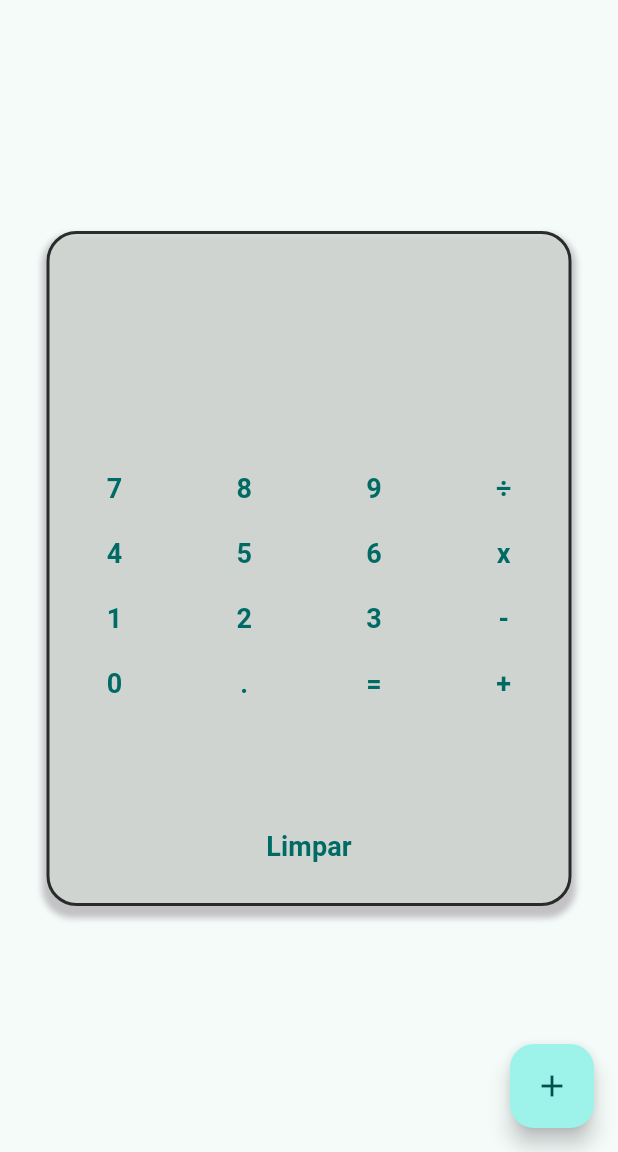
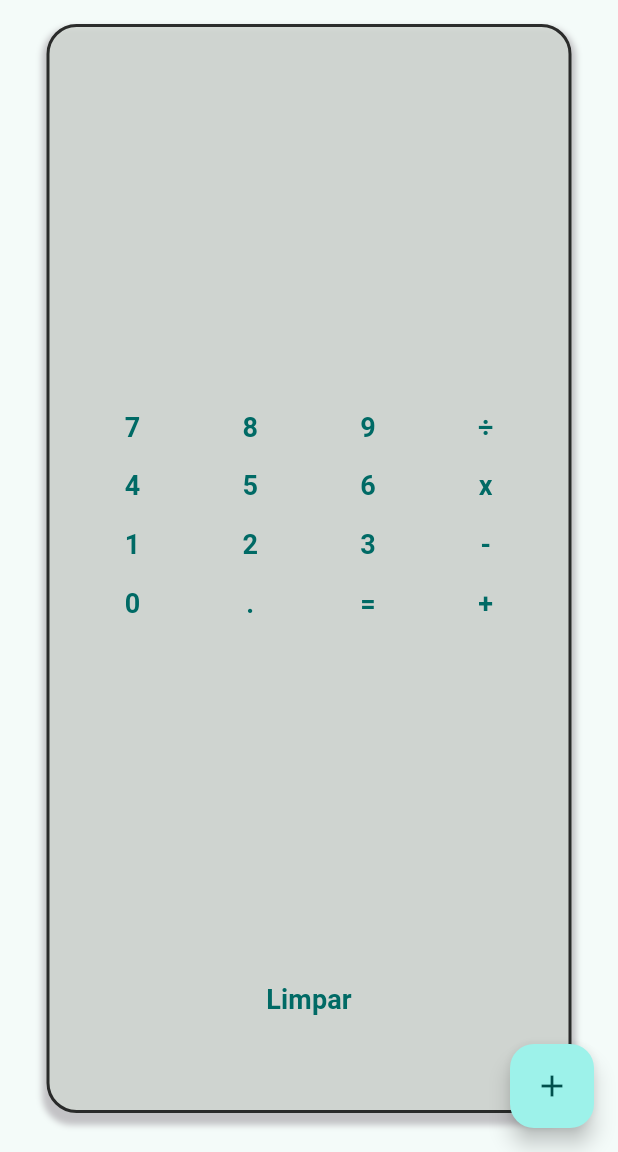
Before and after one commit to rayanne567/app-calculadora, a Flutter app: the screen it shows after launch, on a phone screen of 412 x 824 dp, the part 84-1236 px from its top. Run offline on Flutter 3.47's test engine with Material 3 defaults, Android fonts, the phone set to English and light mode, and no system bars; missing offline and left inert: expressions.

Commit message:
Update main.dart

```diff
--- a/lib/main.dart
+++ b/lib/main.dart
@@ -1,7 +1,6 @@
 import 'package:flutter/material.dart';
 
 import 'calculadora.dart';
-
 
 void main() {
   runApp(const MyApp());
@@ -50,21 +49,23 @@ class _MyHomePageState extends State<MyHomePage> {
         centerTitle: true,
       ),
       body: Center(
+        child: Padding(
+          padding: const EdgeInsets.all(16.0), // Espaçamento externo ao redor do container
           child: Column(
             mainAxisAlignment: MainAxisAlignment.center,
             children: <Widget>[
-            // Container com borda, sombra e bordas arredondadas
-            Container(
+              Expanded(
+                flex: 7, // Define o peso para distribuição do espaço
+                child: Container(
                   width: 350,
-              height: 450,
                   decoration: BoxDecoration(
                     color: const Color.fromARGB(183, 212, 219, 212), // Cor de fundo
                     borderRadius: BorderRadius.circular(20), // Bordas arredondadas
-                border: Border.all( // Adiciona a borda
+                    border: Border.all(
                       color: const Color.fromARGB(208, 4, 4, 4), // Cor da borda
                       width: 2, // Espessura da borda
                     ),
-                boxShadow: [ // Adiciona sombra
+                    boxShadow: [
                       BoxShadow(
                         color: const Color.fromARGB(255, 145, 137, 145).withOpacity(0.5), // Cor da sombra
                         spreadRadius: 3, // Expansão da sombra
@@ -73,22 +74,20 @@ class _MyHomePageState extends State<MyHomePage> {
                       ),
                     ],
                   ),
-              child: const Center(
-                child: Calculadora(),
+                  child: Padding(
+                    padding: const EdgeInsets.all(16.0), // Espaçamento interno dentro do container
+                   child: const Calculadora(), // Certifique-se de que o widget Calculadora está implementado.
+                  ),
                 ),
               ),
               const SizedBox(height: 10), // Espaçamento
-            //const Text(
-              //'Aluna do curso Talento Tech!',
-              //style: TextStyle(
-              // fontSize: 20,
-              //),
             ],
+          ),
         ),
       ),
       floatingActionButton: FloatingActionButton(
         onPressed: () => _handleButtonPress('Botão incrementar pressionado!'),
-        tooltip: 'incrementar',
+        tooltip: 'Incrementar',
         child: const Icon(Icons.add),
       ),
     );
```
Lines whose indentation alone changed are shown as unchanged.
